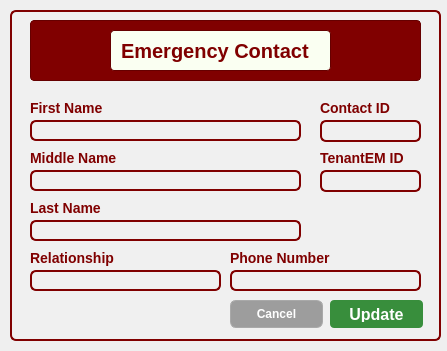
Old version of the form CCC151-Group--BH-Management-System/UI_Files/EditEmergencyContact.ui in the repository Kris2103/CCC151-Group--BH-Management-System.
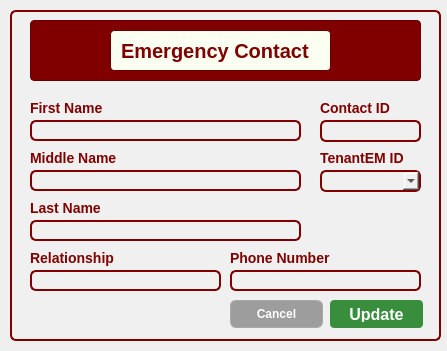
New version of the form.

Patch:
```diff
--- a/CCC151-Group--BH-Management-System/UI_Files/EditEmergencyContact.ui
+++ b/CCC151-Group--BH-Management-System/UI_Files/EditEmergencyContact.ui
@@ -348,7 +348,7 @@
      <string>Cancel</string>
     </property>
    </widget>
-   <widget class="QLineEdit" name="TenantEMIDLineEdit_2">
+   <widget class="QComboBox" name="TenantEMIDComboBox">
     <property name="geometry">
      <rect>
       <x>310</x>
```
